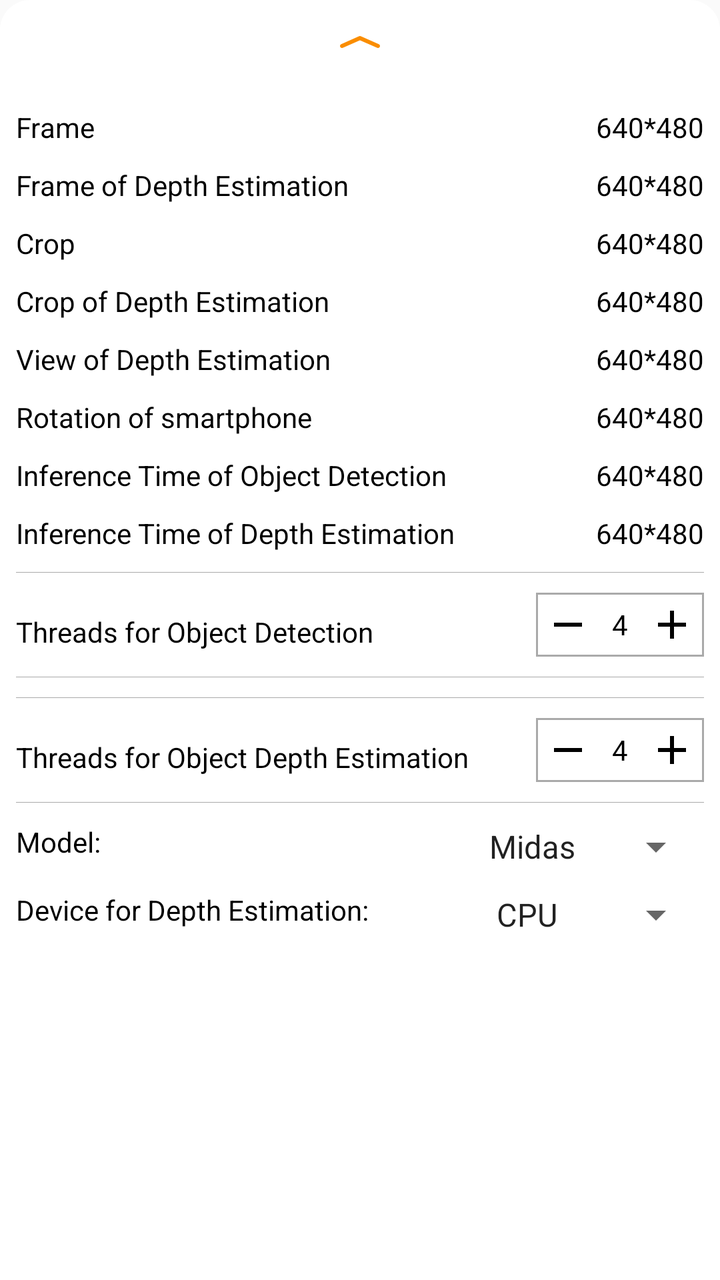
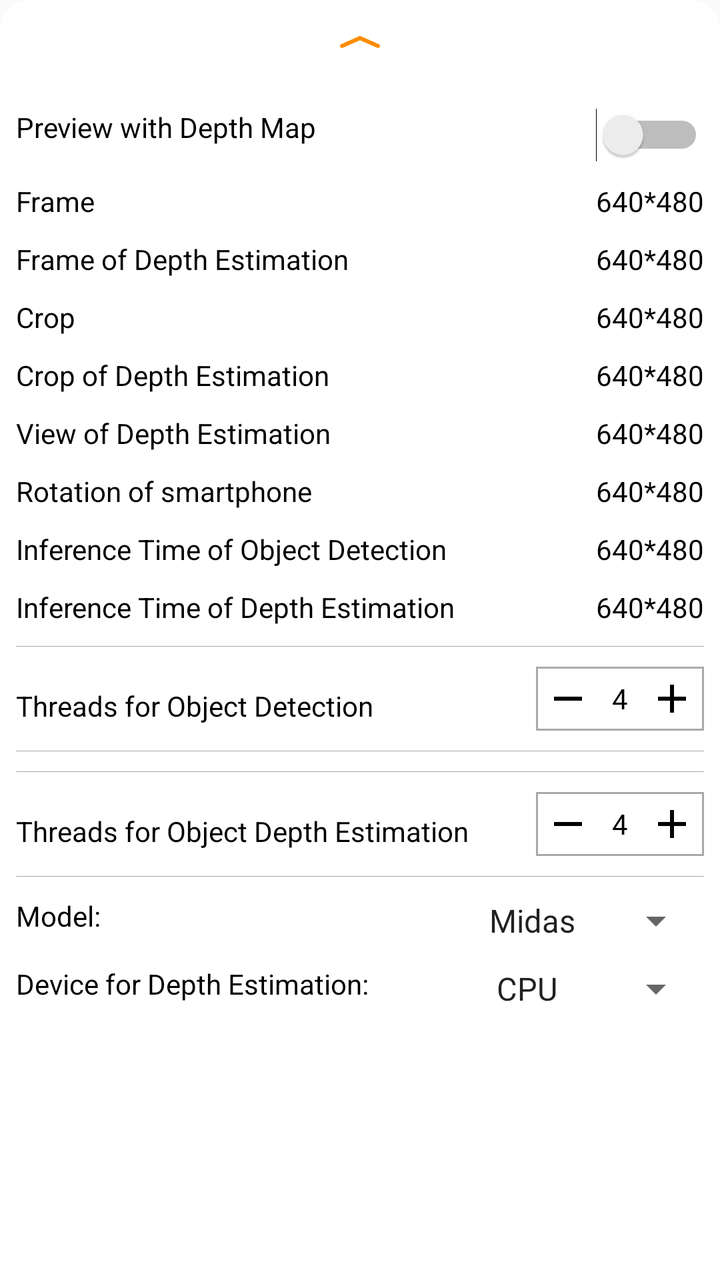

Screens rendered from an Android XML layout before and after an edit, with the pre-edit source and the edit as a unified diff.
<!-- AndroidManifest.xml: application theme AppTheme -->
<!-- res/layout/layout_bottom_sheet.xml -->
<?xml version="1.0" encoding="utf-8"?>
<LinearLayout xmlns:android="http://schemas.android.com/apk/res/android"
    xmlns:app="http://schemas.android.com/apk/res-auto"
    android:id="@+id/bottom_sheet_layout"
    android:layout_width="match_parent"
    android:layout_height="wrap_content"
    android:layout_gravity="center_horizontal"
    android:background="@drawable/bottom_sheet_bg"
    android:gravity="center_horizontal"
    android:orientation="vertical"
    android:padding="8dp"
    app:behavior_hideable="true"
    app:layout_behavior="com.google.android.material.bottomsheet.BottomSheetBehavior">

    <LinearLayout
        android:id="@+id/gesture_layout"
        android:layout_width="match_parent"
        android:layout_height="wrap_content"
        android:orientation="vertical"
        android:paddingTop="10dp"
        android:paddingBottom="20dp">

        <ImageView
            android:id="@+id/bottom_sheet_arrow"
            android:layout_width="wrap_content"
            android:layout_height="wrap_content"
            android:layout_gravity="center"
            android:src="@drawable/icn_chevron_up" />

    </LinearLayout>

    <LinearLayout
        android:layout_width="match_parent"
        android:layout_height="wrap_content"
        android:orientation="horizontal">

        <TextView
            android:id="@+id/frame"
            android:layout_width="wrap_content"
            android:layout_height="wrap_content"
            android:layout_marginTop="10dp"
            android:text="Frame"
            android:textColor="@android:color/black" />

        <TextView
            android:id="@+id/frame_info"
            android:layout_width="match_parent"
            android:layout_height="wrap_content"
            android:layout_marginTop="10dp"
            android:gravity="right"
            android:text="640*480"
            android:textColor="@android:color/black" />
    </LinearLayout>

    <LinearLayout
        android:layout_width="match_parent"
        android:layout_height="wrap_content"
        android:orientation="horizontal">

        <TextView
            android:id="@+id/frameDepth"
            android:layout_width="wrap_content"
            android:layout_height="wrap_content"
            android:layout_marginTop="10dp"
            android:text="Frame of Depth Estimation"
            android:textColor="@android:color/black" />

        <TextView
            android:id="@+id/frame_info_depth"
            android:layout_width="match_parent"
            android:layout_height="wrap_content"
            android:layout_marginTop="10dp"
            android:gravity="right"
            android:text="640*480"
            android:textColor="@android:color/black" />
    </LinearLayout>

    <LinearLayout
        android:layout_width="match_parent"
        android:layout_height="wrap_content"
        android:orientation="horizontal">

        <TextView
            android:id="@+id/crop"
            android:layout_width="wrap_content"
            android:layout_height="wrap_content"
            android:layout_marginTop="10dp"
            android:text="Crop"
            android:textColor="@android:color/black" />

        <TextView
            android:id="@+id/crop_info"
            android:layout_width="match_parent"
            android:layout_height="wrap_content"
            android:layout_marginTop="10dp"
            android:gravity="right"
            android:text="640*480"
            android:textColor="@android:color/black" />
    </LinearLayout>

    <LinearLayout
        android:layout_width="match_parent"
        android:layout_height="wrap_content"
        android:orientation="horizontal">

        <TextView
            android:id="@+id/cropDepth"
            android:layout_width="wrap_content"
            android:layout_height="wrap_content"
            android:layout_marginTop="10dp"
            android:text="Crop of Depth Estimation"
            android:textColor="@android:color/black" />

        <TextView
            android:id="@+id/crop_info_depth"
            android:layout_width="match_parent"
            android:layout_height="wrap_content"
            android:layout_marginTop="10dp"
            android:gravity="right"
            android:text="640*480"
            android:textColor="@android:color/black" />
    </LinearLayout>

    <LinearLayout
        android:layout_width="match_parent"
        android:layout_height="wrap_content"
        android:orientation="horizontal">

        <TextView
            android:id="@+id/viewDepth"
            android:layout_width="wrap_content"
            android:layout_height="wrap_content"
            android:layout_marginTop="10dp"
            android:text="View of Depth Estimation"
            android:textColor="@android:color/black" />

        <TextView
            android:id="@+id/view_info_depth"
            android:layout_width="match_parent"
            android:layout_height="wrap_content"
            android:layout_marginTop="10dp"
            android:gravity="right"
            android:text="640*480"
            android:textColor="@android:color/black" />
    </LinearLayout>

    <LinearLayout
        android:layout_width="match_parent"
        android:layout_height="wrap_content"
        android:orientation="horizontal">

        <TextView
            android:id="@+id/rotationDepth"
            android:layout_width="wrap_content"
            android:layout_height="wrap_content"
            android:layout_marginTop="10dp"
            android:text="Rotation of smartphone"
            android:textColor="@android:color/black" />

        <TextView
            android:id="@+id/rotation_info_depth"
            android:layout_width="match_parent"
            android:layout_height="wrap_content"
            android:layout_marginTop="10dp"
            android:gravity="right"
            android:text="640*480"
            android:textColor="@android:color/black" />
    </LinearLayout>


    <LinearLayout
        android:layout_width="match_parent"
        android:layout_height="wrap_content"
        android:orientation="horizontal">

        <TextView
            android:id="@+id/inference"
            android:layout_width="wrap_content"
            android:layout_height="wrap_content"
            android:layout_marginTop="10dp"
            android:text="Inference Time of Object Detection"
            android:textColor="@android:color/black" />

        <TextView
            android:id="@+id/inference_info"
            android:layout_width="match_parent"
            android:layout_height="wrap_content"
            android:layout_marginTop="10dp"
            android:gravity="right"
            android:text="640*480"
            android:textColor="@android:color/black" />
    </LinearLayout>

    <LinearLayout
        android:layout_width="match_parent"
        android:layout_height="wrap_content"
        android:orientation="horizontal">

        <TextView
            android:id="@+id/inferenceDepth"
            android:layout_width="wrap_content"
            android:layout_height="wrap_content"
            android:layout_marginTop="10dp"
            android:text="Inference Time of Depth Estimation"
            android:textColor="@android:color/black" />

        <TextView
            android:id="@+id/inference_info_depth"
            android:layout_width="match_parent"
            android:layout_height="wrap_content"
            android:layout_marginTop="10dp"
            android:gravity="right"
            android:text="640*480"
            android:textColor="@android:color/black" />
    </LinearLayout>

    <View
        android:layout_width="match_parent"
        android:layout_height="1px"
        android:layout_marginTop="10dp"
        android:background="@android:color/darker_gray" />

    <RelativeLayout
        android:layout_width="match_parent"
        android:layout_height="wrap_content"
        android:layout_marginTop="10dp"
        android:orientation="horizontal">

        <TextView
            android:layout_width="wrap_content"
            android:layout_height="wrap_content"
            android:layout_marginTop="10dp"
            android:text="Threads for Object Detection"
            android:textColor="@android:color/black" />

        <LinearLayout
            android:layout_width="wrap_content"
            android:layout_height="wrap_content"
            android:layout_alignParentRight="true"
            android:background="@drawable/rectangle"
            android:gravity="center"
            android:orientation="horizontal"
            android:padding="4dp">

            <ImageView
                android:id="@+id/minus"
                android:layout_width="wrap_content"
                android:layout_height="wrap_content"
                android:src="@drawable/ic_baseline_remove" />

            <TextView
                android:id="@+id/threads"
                android:layout_width="wrap_content"
                android:layout_height="wrap_content"
                android:layout_marginLeft="10dp"
                android:layout_marginRight="10dp"
                android:text="4"
                android:textColor="@android:color/black"
                android:textSize="14sp" />

            <ImageView
                android:id="@+id/plus"
                android:layout_width="wrap_content"
                android:layout_height="wrap_content"
                android:src="@drawable/ic_baseline_add" />
        </LinearLayout>
    </RelativeLayout>

    <View
        android:layout_width="match_parent"
        android:layout_height="1px"
        android:layout_marginTop="10dp"
        android:background="@android:color/darker_gray" />

    <View
        android:layout_width="match_parent"
        android:layout_height="1px"
        android:layout_marginTop="10dp"
        android:background="@android:color/darker_gray" />

    <RelativeLayout
        android:layout_width="match_parent"
        android:layout_height="wrap_content"
        android:layout_marginTop="10dp"
        android:orientation="horizontal">

        <TextView
            android:layout_width="wrap_content"
            android:layout_height="wrap_content"
            android:layout_marginTop="10dp"
            android:text="Threads for Object Depth Estimation"
            android:textColor="@android:color/black" />

        <LinearLayout
            android:layout_width="wrap_content"
            android:layout_height="wrap_content"
            android:layout_alignParentRight="true"
            android:background="@drawable/rectangle"
            android:gravity="center"
            android:orientation="horizontal"
            android:padding="4dp">

            <ImageView
                android:id="@+id/minusDepth"
                android:layout_width="wrap_content"
                android:layout_height="wrap_content"
                android:src="@drawable/ic_baseline_remove" />

            <TextView
                android:id="@+id/threadsDepth"
                android:layout_width="wrap_content"
                android:layout_height="wrap_content"
                android:layout_marginLeft="10dp"
                android:layout_marginRight="10dp"
                android:text="4"
                android:textColor="@android:color/black"
                android:textSize="14sp" />

            <ImageView
                android:id="@+id/plusDepth"
                android:layout_width="wrap_content"
                android:layout_height="wrap_content"
                android:src="@drawable/ic_baseline_add" />
        </LinearLayout>
    </RelativeLayout>

    <View
        android:layout_width="match_parent"
        android:layout_height="1px"
        android:layout_marginTop="10dp"
        android:background="@android:color/darker_gray" />

    <RelativeLayout
        android:layout_width="match_parent"
        android:layout_height="wrap_content"
        android:orientation="horizontal">

        <TextView
            android:layout_width="wrap_content"
            android:layout_height="wrap_content"
            android:layout_marginTop="10dp"
            android:text="@string/tfe_ic_model"
            android:textColor="@android:color/black" />

        <Spinner
            android:id="@+id/model_spinner"
            android:layout_width="wrap_content"
            android:layout_height="wrap_content"
            android:layout_marginTop="10dp"
            android:layout_alignParentRight="true"
            android:entries="@array/tfe_ic_models"
            android:prompt="@string/tfe_ic_model" />
    </RelativeLayout>

    <RelativeLayout
        android:layout_width="match_parent"
        android:layout_height="wrap_content"
        android:orientation="horizontal">
        <TextView
            android:layout_width="wrap_content"
            android:layout_height="wrap_content"
            android:layout_marginTop="10dp"
            android:text="@string/tfe_ic_device"
            android:textColor="@android:color/black" />

        <Spinner
            android:id="@+id/device_spinner"
            android:layout_width="wrap_content"
            android:layout_height="wrap_content"
            android:layout_marginTop="10dp"
            android:layout_alignParentRight="true"
            android:entries="@array/tfe_ic_devices"
            android:prompt="@string/tfe_ic_device" />
    </RelativeLayout>

    
    <LinearLayout
        android:layout_width="match_parent"
        android:layout_height="wrap_content"
        android:orientation="horizontal"
        android:visibility="gone">

        <TextView
            android:id="@+id/api"
            android:layout_width="wrap_content"
            android:layout_height="wrap_content"
            android:layout_marginTop="10dp"
            android:text="API"
            android:textColor="@android:color/black" />

        <androidx.appcompat.widget.SwitchCompat
            android:id="@+id/api_info_switch"
            android:layout_width="match_parent"
            android:layout_height="wrap_content"
            android:layout_marginTop="10dp"
            android:checked="false"
            android:gravity="right"
            android:text="TFLITE"
            android:textColor="@android:color/black" />
    </LinearLayout>
</LinearLayout>
<!-- resources referenced by this layout -->
<resources>
  <string-array name="tfe_ic_devices" translatable="false">
          <item>CPU</item>
          <item>GPU</item>
          <item>NNAPI</item>
      </string-array>
  <string-array name="tfe_ic_models" translatable="false">
          <item>Midas</item>
          <item>PyDnet</item>
      </string-array>
  <!-- drawable bottom_sheet_bg (drawable) -->
  <?xml version="1.0" encoding="utf-8"?>
  <shape xmlns:android="http://schemas.android.com/apk/res/android"
      android:shape="rectangle">
      <corners
          android:topLeftRadius="@dimen/tfe_bottom_sheet_corner_radius"
          android:topRightRadius="@dimen/tfe_bottom_sheet_corner_radius" />
      <padding android:top="@dimen/tfe_bottom_sheet_top_padding" />
      <solid android:color="@android:color/white" />
  </shape>
  <!-- drawable ic_baseline_add (drawable) -->
  <vector xmlns:android="http://schemas.android.com/apk/res/android"
      android:width="24dp"
      android:height="24dp"
      android:viewportWidth="24"
      android:viewportHeight="24">
    <path
        android:fillColor="#FF000000"
        android:pathData="M19,13h-6v6h-2v-6H5v-2h6V5h2v6h6v2z"/>
  </vector>
  <!-- drawable ic_baseline_remove (drawable) -->
  <vector xmlns:android="http://schemas.android.com/apk/res/android"
      android:width="24dp"
      android:height="24dp"
      android:viewportWidth="24"
      android:viewportHeight="24">
    <path
        android:fillColor="#FF000000"
        android:pathData="M19,13H5v-2h14v2z"/>
  </vector>
  <!-- drawable icn_chevron_up: png bitmap (drawable-xxhdpi, 596 bytes) -->
  <!-- drawable rectangle (drawable) -->
  <?xml version="1.0" encoding="UTF-8"?>
  <shape xmlns:android="http://schemas.android.com/apk/res/android"
      android:id="@+id/listview_background_shape">
      <stroke
          android:width="1dp"
          android:color="@android:color/darker_gray" />
      <padding
          android:bottom="2dp"
          android:left="2dp"
          android:right="2dp"
          android:top="2dp" />
      <solid android:color="#ffffffff" />
  </shape>
  <string name="tfe_ic_device" translatable="false">Device for Depth Estimation:</string>
  <string name="tfe_ic_model" translatable="false">Model:</string>
  <style name="AppTheme" parent="Theme.AppCompat.Light.NoActionBar">
          
          <item name="colorPrimary">@color/colorPrimary</item>
          <item name="colorPrimaryDark">@color/colorPrimaryDark</item>
          <item name="colorAccent">@color/colorAccent</item>
      </style>
  <dimen name="tfe_bottom_sheet_corner_radius">15dp</dimen>
  <dimen name="tfe_bottom_sheet_top_padding">8dp</dimen>
  <color name="colorPrimary">#008577</color>
  <color name="colorPrimaryDark">#00574B</color>
  <color name="colorAccent">#D81B60</color>
</resources>

<!-- the commit's change to res/layout/layout_bottom_sheet.xml (unified diff, before → after) -->
@@ -35,6 +35,27 @@
         android:orientation="horizontal">
 
         <TextView
+            android:id="@+id/preview"
+            android:layout_width="wrap_content"
+            android:layout_height="wrap_content"
+            android:layout_marginTop="10dp"
+            android:text="Preview with Depth Map"
+            android:textColor="@android:color/black" />
+
+        <Switch
+            android:id="@+id/previewSwitch"
+            android:layout_width="match_parent"
+            android:layout_height="wrap_content"
+            android:layout_marginTop="10dp"
+            android:gravity="right"/>
+    </LinearLayout>
+
+    <LinearLayout
+        android:layout_width="match_parent"
+        android:layout_height="wrap_content"
+        android:orientation="horizontal">
+
+        <TextView
             android:id="@+id/frame"
             android:layout_width="wrap_content"
             android:layout_height="wrap_content"
